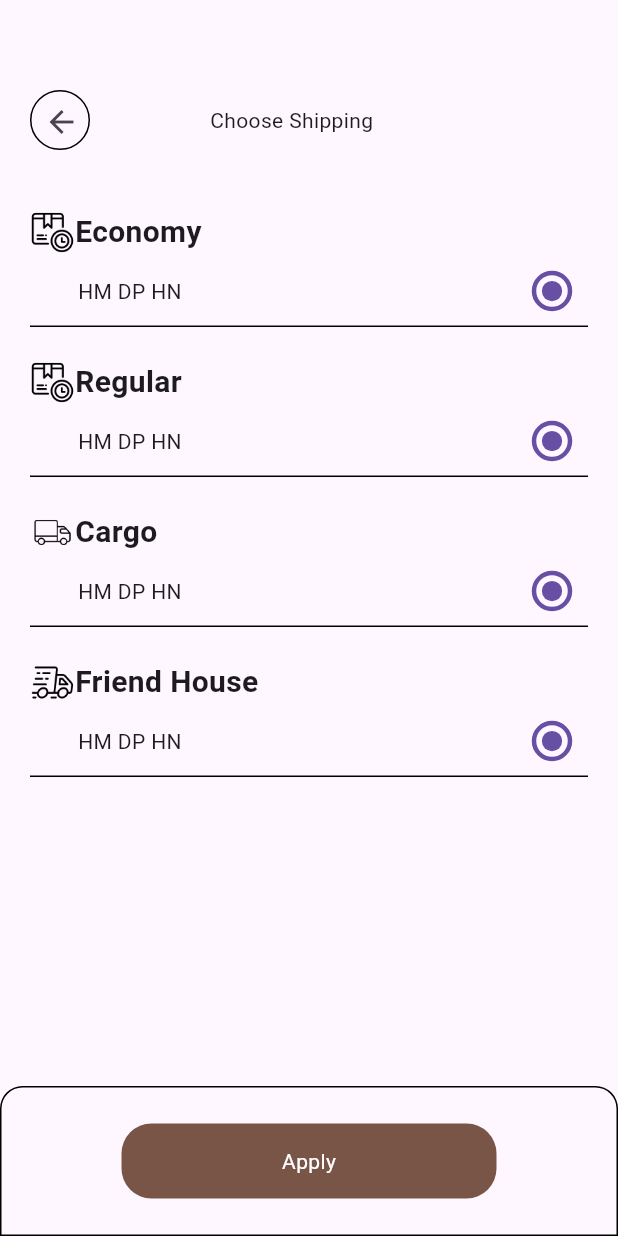
After one commit to BTH02/ecommerce, a Flutter app: the ChooseShip screen opened by its route, on a phone screen of 412 x 824 dp. The commit adds this screen. Run offline on Flutter 3.47's test engine with Material 3 defaults, Android fonts, the phone set to English and light mode, and no system bars; our stand-ins replace animated_bottom_navigation_bar, dotted_border, smooth_page_indicator.

Commit message:
chooseship

```diff
--- a/lib/routes/routes.dart
+++ b/lib/routes/routes.dart
@@ -5,6 +5,7 @@ import 'package:ecommerce/ui/06/productdetail.dart';
 import 'package:ecommerce/ui/07/wishlist.dart';
 import 'package:ecommerce/ui/08/mycart.dart';
 import 'package:ecommerce/ui/09/ship.dart';
+import 'package:ecommerce/ui/09/shipping.dart';
 import 'package:ecommerce/ui/modal/product.dart';
 import 'package:ecommerce/ui/pages/createaccount.dart';
 import 'package:ecommerce/ui/pages/profile.dart';
@@ -29,22 +30,25 @@ class Routes {
   static const String onboard = '/onboard';
   static const String checkout = '/checkout';
   static const String ship = '/ship';
+  static const String chooseship = '/chooseship';
 
   static Map<String, Widget Function(dynamic context)> routes = {
     home: (context) => const HomePage(),
     signIn: (context) => const SignIn(),
-    onboard:(context) => const Onboarding(),
+    onboard: (context) => const Onboarding(),
     createAccount: (context) => const CreateAccount(),
     profile: (context) => const Profile(),
     verycode: (context) => const VerifyCode(),
     buildbottom: (context) => const BuildBottom(),
-    wishList:(context) => const WishList(),
-    myCart:(context) => const MyCart(),
-    productDetail:(context) {
-      final arg = (ModalRoute.of(context)?.settings.arguments ?? Product.pure()) as Product;
+    wishList: (context) => const WishList(),
+    myCart: (context) => const MyCart(),
+    productDetail: (context) {
+      final arg = (ModalRoute.of(context)?.settings.arguments ?? Product.pure())
+          as Product;
       return ProductDetail(productItem: arg);
     },
-    checkout:(context) => const CheckOut(),
-    ship:(context) => const ShippingAddress(),
+    checkout: (context) => const CheckOut(),
+    ship: (context) => const ShippingAddress(),
+    chooseship: (context) => const ChooseShip(),
   };
 }
--- a/lib/ui/09/checkout.dart
+++ b/lib/ui/09/checkout.dart
@@ -101,7 +101,7 @@ class _CheckOutState extends State<CheckOut> {
                       SizedBox(
                           width: 30,
                           height: 30,
-                          child: Image.asset('images/ship.png')),
+                          child: Image.asset('images/shipbox.png')),
                       const SizedBox(
                         width: 5,
                       ),
@@ -127,7 +127,9 @@ class _CheckOutState extends State<CheckOut> {
                               left: Radius.circular(20)),
                           border: Border.all(color: Colors.black, width: 0.5),
                         ),
-                        child: const Center(child: Text('CHANGE')),
+                        child: GestureDetector(
+                            onTap: () => Navigator.pushNamed(context, Routes.chooseship),
+                            child: const Center(child: Text('CHANGE'))),
                       )
                     ],
                   ),
--- a/lib/ui/09/ship.dart
+++ b/lib/ui/09/ship.dart
@@ -94,7 +94,7 @@ class _ShippingAddressState extends State<ShippingAddress> {
   }
 }
 
-Widget _buildShip(String nameadr) {
+Widget _buildShip(String nameAdr) {
   return Column(
     children: [
       const SizedBox(
@@ -104,7 +104,7 @@ Widget _buildShip(String nameadr) {
         children: [
           const Icon(Icons.location_on),
           Text(
-            nameadr,
+            nameAdr,
             style: const TextStyle(fontSize: 20, fontWeight: FontWeight.bold),
           ),
         ],
--- /dev/null
+++ b/lib/ui/09/shipping.dart
@@ -0,0 +1,119 @@
+import 'package:flutter/material.dart';
+
+class ChooseShip extends StatefulWidget {
+  const ChooseShip({super.key});
+
+  @override
+  State<ChooseShip> createState() => _ChooseShipState();
+}
+
+class _ChooseShipState extends State<ChooseShip> {
+  @override
+  Widget build(BuildContext context) {
+    return Scaffold(
+      body: Container(
+        margin: const EdgeInsets.only(right: 20, left: 20),
+        child: Column(
+          children: [
+            const SizedBox(
+              height: 60,
+            ),
+            Row(
+              children: [
+                Container(
+                  height: 40,
+                  width: 40,
+                  decoration: BoxDecoration(
+                      borderRadius: const BorderRadius.all(Radius.circular(50)),
+                      border: Border.all(width: 1, color: Colors.black)),
+                  child: IconButton(
+                      onPressed: () => Navigator.pop(context),
+                      icon: const Icon(Icons.arrow_back)),
+                ),
+                const SizedBox(
+                  width: 80,
+                ),
+                const Text('Choose Shipping'),
+              ],
+            ),
+            const SizedBox(
+              height: 20,
+            ),
+            _buildChooseShip('Economy', 'images/shipbox.png'),
+            _buildChooseShip('Regular', 'images/shipbox.png'),
+            _buildChooseShip('Cargo', 'images/ship.png'),
+            _buildChooseShip('Friend House', 'images/fastship.png'),
+            const SizedBox(
+              height: 40,
+            ),
+          ],
+        ),
+      ),
+      bottomNavigationBar: Container(
+        height: 100,
+        decoration: BoxDecoration(
+            border: Border.all(width: 1, color: Colors.black),
+            borderRadius: const BorderRadius.only(
+                topRight: Radius.circular(15), topLeft: Radius.circular(15))),
+        child: Center(
+          child: Container(
+            width: 250,
+            height: 50,
+            decoration: const BoxDecoration(
+                color: Colors.brown,
+                borderRadius: BorderRadius.horizontal(
+                    left: Radius.circular(20), right: Radius.circular(20))),
+            child: const Center(
+                child: Text(
+                  'Apply',
+                  style: TextStyle(color: Colors.white),
+                )),
+          ),
+        ),
+      ),
+    );
+  }
+}
+
+Widget _buildChooseShip(String nameShip, String nameImg) {
+  return SizedBox(
+    height: 100,
+    child: Column(
+      children: [
+        const SizedBox(
+          height: 20,
+        ),
+        Row(
+          children: [
+            SizedBox(width: 30, height: 30, child: Image.asset(nameImg)),
+            Text(
+              nameShip,
+              style: const TextStyle(fontSize: 20, fontWeight: FontWeight.bold),
+            ),
+          ],
+        ),
+        Row(
+          mainAxisAlignment: MainAxisAlignment.spaceBetween,
+          children: [
+            Container(
+              margin: const EdgeInsets.only(left: 32),
+              child: const Text('HM DP HN'),
+            ),
+            Transform.scale(
+              scale: 1.5,
+              child: Radio(
+                value: true,
+                groupValue: true,
+                onChanged: (value) {},
+              ),
+            )
+          ],
+        ),
+        const Divider(
+          color: Colors.black,
+          height: 0.01,
+        ),
+      ],
+    ),
+  );
+}
```
Also changed, not shown: images/fastship.png (added), images/ship.png, images/shipbox.png (added).
